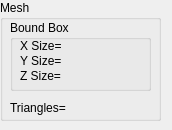
Before: the Qt Designer form DUMPViewer/GUI/tooltabshortinfobox.ui in IgorPetrov0/DUMPViewer, drawn with Qt 5.
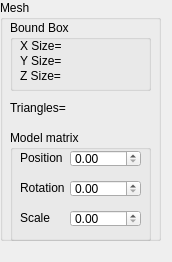
After: the same form once the commit is applied.

Patch:
```diff
--- a/DUMPViewer/GUI/tooltabshortinfobox.ui
+++ b/DUMPViewer/GUI/tooltabshortinfobox.ui
@@ -7,7 +7,7 @@
     <x>0</x>
     <y>0</y>
     <width>172</width>
-    <height>130</height>
+    <height>262</height>
    </rect>
   </property>
   <property name="windowTitle">
@@ -19,7 +19,7 @@
      <x>0</x>
      <y>0</y>
      <width>161</width>
-     <height>121</height>
+     <height>241</height>
     </rect>
    </property>
    <property name="title">
@@ -90,6 +90,88 @@
      <string>Triangles=</string>
     </property>
    </widget>
+   <widget class="QGroupBox" name="groupBox">
+    <property name="geometry">
+     <rect>
+      <x>10</x>
+      <y>130</y>
+      <width>141</width>
+      <height>111</height>
+     </rect>
+    </property>
+    <property name="title">
+     <string>Model matrix</string>
+    </property>
+    <widget class="QDoubleSpinBox" name="doubleSpinBox">
+     <property name="geometry">
+      <rect>
+       <x>60</x>
+       <y>20</y>
+       <width>71</width>
+       <height>17</height>
+      </rect>
+     </property>
+    </widget>
+    <widget class="QLabel" name="label">
+     <property name="geometry">
+      <rect>
+       <x>10</x>
+       <y>20</y>
+       <width>47</width>
+       <height>16</height>
+      </rect>
+     </property>
+     <property name="text">
+      <string>Position</string>
+     </property>
+    </widget>
+    <widget class="QLabel" name="label_2">
+     <property name="geometry">
+      <rect>
+       <x>10</x>
+       <y>50</y>
+       <width>47</width>
+       <height>16</height>
+      </rect>
+     </property>
+     <property name="text">
+      <string>Rotation</string>
+     </property>
+    </widget>
+    <widget class="QLabel" name="label_3">
+     <property name="geometry">
+      <rect>
+       <x>10</x>
+       <y>80</y>
+       <width>47</width>
+       <height>16</height>
+      </rect>
+     </property>
+     <property name="text">
+      <string>Scale</string>
+     </property>
+    </widget>
+    <widget class="QDoubleSpinBox" name="doubleSpinBox_3">
+     <property name="geometry">
+      <rect>
+       <x>60</x>
+       <y>50</y>
+       <width>71</width>
+       <height>17</height>
+      </rect>
+     </property>
+    </widget>
+    <widget class="QDoubleSpinBox" name="doubleSpinBox_4">
+     <property name="geometry">
+      <rect>
+       <x>60</x>
+       <y>80</y>
+       <width>71</width>
+       <height>17</height>
+      </rect>
+     </property>
+    </widget>
+   </widget>
   </widget>
  </widget>
  <resources/>
```
